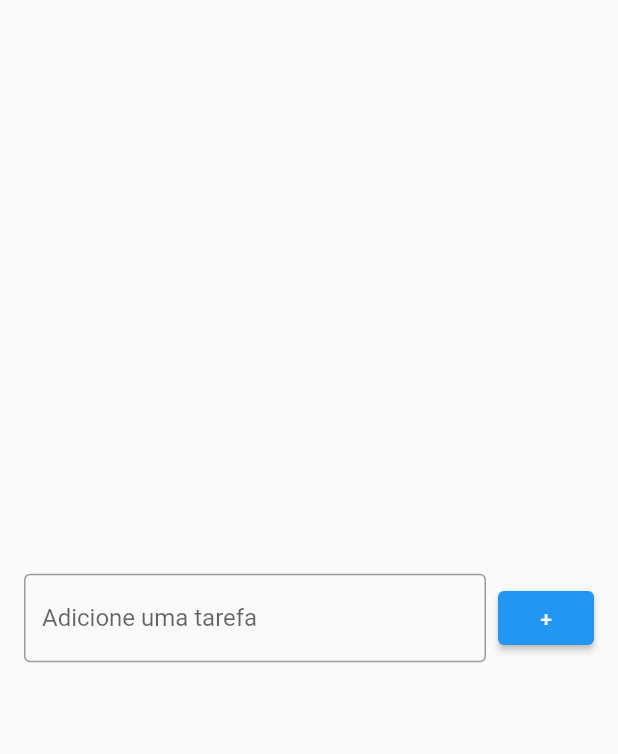
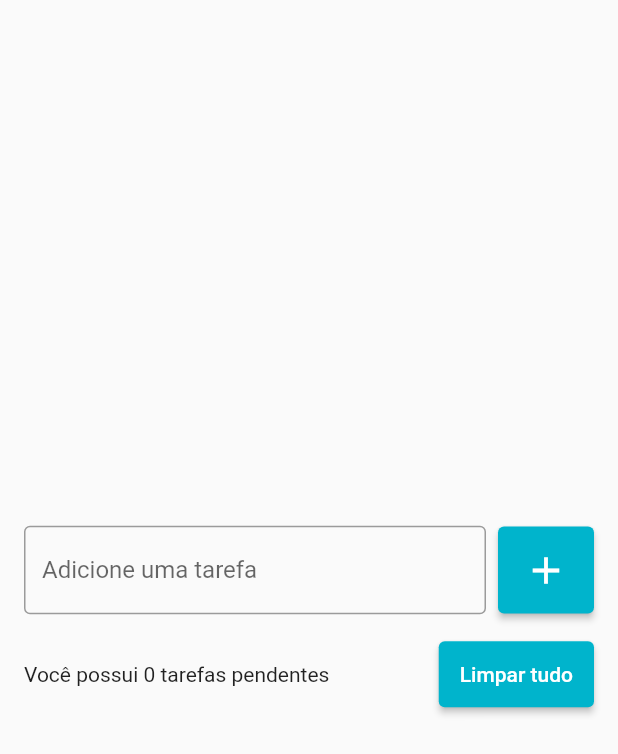
Before and after one commit to gagjunior/flutter-todo-list, a Flutter app: the screen it shows after launch, on a phone screen of 412 x 824 dp. Shown: the top 754 px of the screen. Run offline on Flutter 3.47's test engine with Material 2 defaults, Android fonts, the phone set to English and light mode, and no system bars.

Commit message:
Botão limpar tudo e texto de tarefas pendentes

```diff
--- a/lib/pages/todo_list_page.dart
+++ b/lib/pages/todo_list_page.dart
@@ -1,3 +1,4 @@
+import 'package:flutter/cupertino.dart';
 import 'package:flutter/material.dart';
 
 class TodoListPage extends StatelessWidget {
@@ -9,7 +10,10 @@ class TodoListPage extends StatelessWidget {
       body: Center(
         child: Padding(
           padding: const EdgeInsets.symmetric(horizontal: 16),
-          child: Row(
+          child: Column(
+            mainAxisSize: MainAxisSize.min,
+            children: [
+              Row(
                 children: [
                   const Expanded(
                     child: TextField(
@@ -23,8 +27,34 @@ class TodoListPage extends StatelessWidget {
                   const SizedBox(width: 8),
                   ElevatedButton(
                     onPressed: () {},
-                child: const Text('+'),
+                    child: const Icon(
+                      Icons.add,
+                      size: 30,
                     ),
+                    style: ElevatedButton.styleFrom(
+                      primary: Color(0xff00b4cc),
+                      padding: EdgeInsets.all(14),
+                    ),
+                  ),
+                ],
+              ),
+              SizedBox(height: 16),
+              Row(
+                children: [
+                  Expanded(
+                    child: Text('Você possui 0 tarefas pendentes'),
+                  ),
+                  SizedBox(width: 8),
+                  ElevatedButton(
+                    onPressed: () {},
+                    child: Text('Limpar tudo'),
+                    style: ElevatedButton.styleFrom(
+                      primary: Color(0xff00b4cc),
+                      padding: EdgeInsets.all(14),
+                    ),
+                  ),
+                ],
+              )
             ],
           ),
         ),
```
Lines whose indentation alone changed are shown as unchanged.
